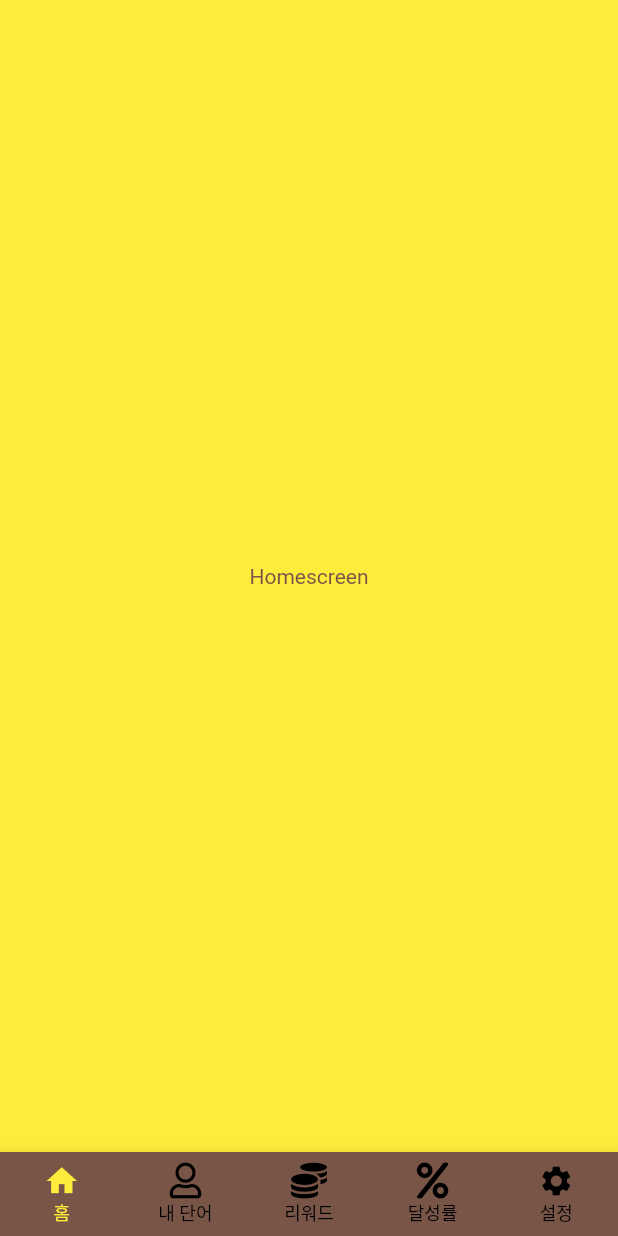
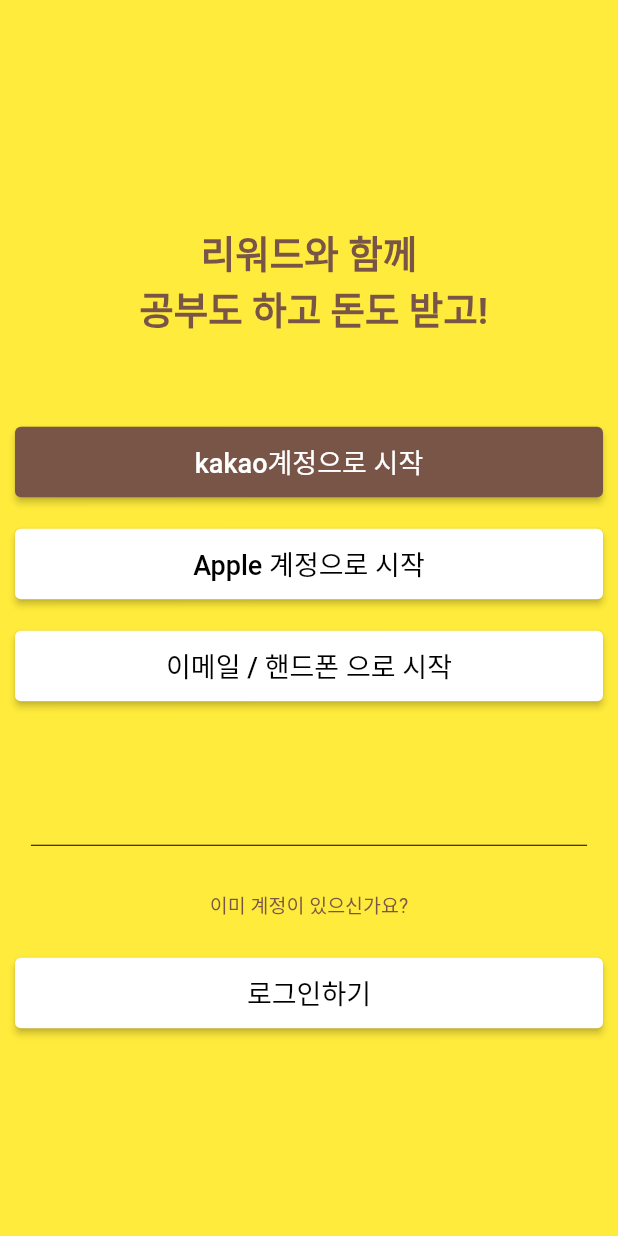
Before and after one commit to sac7160/reword-frontend, a Flutter app: the screen it shows after launch, on a phone screen of 412 x 824 dp. Run offline on Flutter 3.47's test engine with Material 2 defaults, Android fonts, the phone set to English and light mode, and no system bars; our stand-ins replace font_awesome_flutter.

Commit message:
feat: 로그인 화면 추가

```diff
--- a/lib/routes.dart
+++ b/lib/routes.dart
@@ -1,4 +1,6 @@
 import 'package:bearvoca/screens/mainScreens.dart';
+import 'package:bearvoca/screens/sign-in/siginInEmail.dart';
+import 'package:bearvoca/screens/sign-in/signIn.dart';
 import 'package:flutter/material.dart';
 import 'screens/splash/splashScreen.dart';
 import 'screens/home/homeScreen.dart';
@@ -6,4 +8,6 @@ import 'screens/home/homeScreen.dart';
 final Map<String, WidgetBuilder> route = {
   SplashScreen.routeName: (context) => SplashScreen(),
   MainScreens.routeName: (context) => MainScreens(),
+  SignInScreen.routeName: (context) => SignInScreen(),
+  SignInEmailScreen.routeName: (context) => SignInEmailScreen(),
 };
--- /dev/null
+++ b/lib/screens/sign-in/components/signInButton.dart
@@ -0,0 +1,28 @@
+import 'package:flutter/material.dart';
+
+class SignInButton extends StatelessWidget {
+  final String? text;
+  final GestureTapCallback? press;
+  final Color? color;
+  final Color? fontColor;
+
+  const SignInButton(
+      {Key? key, this.text, this.press, this.color, this.fontColor})
+      : super(key: key);
+  @override
+  Widget build(BuildContext context) {
+    return ElevatedButton(
+      style: ElevatedButton.styleFrom(
+        primary: color,
+        padding: EdgeInsets.all(10),
+      ),
+      onPressed: press,
+      child: Center(
+        child: Text(
+          text ?? "",
+          style: TextStyle(color: fontColor, fontSize: 18),
+        ),
+      ),
+    );
+  }
+}
--- /dev/null
+++ b/lib/screens/sign-in/signIn.dart
@@ -0,0 +1,99 @@
+import 'package:bearvoca/screens/sign-in/components/signInButton.dart';
+import 'package:bearvoca/screens/sign-in/siginInEmail.dart';
+import 'package:flutter/material.dart';
+
+class SignInScreen extends StatelessWidget {
+  static String routeName = "/SignInScreen";
+
+  @override
+  Widget build(BuildContext context) {
+    return Scaffold(
+      body: Center(
+        child: Column(
+          mainAxisAlignment: MainAxisAlignment.spaceAround,
+          children: [
+            SizedBox(
+              height: 100,
+            ),
+            Container(
+              height: 330,
+              width: MediaQuery.of(context).size.width,
+              child: Column(
+                mainAxisAlignment: MainAxisAlignment.end,
+                children: [
+                  Text(
+                    "리워드와 함께 \n 공부도 하고 돈도 받고!",
+                    textAlign: TextAlign.center,
+                    style: TextStyle(fontWeight: FontWeight.bold, fontSize: 25),
+                  ),
+                  SizedBox(
+                    height: 60,
+                  ),
+                  SizedBox(
+                    width: MediaQuery.of(context).size.width - 20,
+                    child: SignInButton(
+                      text: "kakao계정으로 시작",
+                      press: () {},
+                      color: Colors.brown,
+                    ),
+                  ),
+                  SizedBox(
+                    height: 20,
+                  ),
+                  SizedBox(
+                    width: MediaQuery.of(context).size.width - 20,
+                    child: SignInButton(
+                      text: "Apple 계정으로 시작",
+                      press: () {},
+                      color: Colors.white,
+                      fontColor: Colors.black,
+                    ),
+                  ),
+                  SizedBox(
+                    height: 20,
+                  ),
+                  SizedBox(
+                    width: MediaQuery.of(context).size.width - 20,
+                    child: SignInButton(
+                      text: "이메일 / 핸드폰 으로 시작",
+                      press: () {},
+                      color: Colors.white,
+                      fontColor: Colors.black,
+                    ),
+                  ),
+                ],
+              ),
+            ),
+            SizedBox(height: 40),
+            Container(
+              width: MediaQuery.of(context).size.width * 0.9,
+              child: Divider(
+                height: 10,
+                color: Colors.black,
+              ),
+            ),
+            Text(
+              "이미 계정이 있으신가요?",
+              textAlign: TextAlign.center,
+              style: TextStyle(fontSize: 13),
+            ),
+            SizedBox(
+              width: MediaQuery.of(context).size.width - 20,
+              child: SignInButton(
+                text: "로그인하기",
+                press: () {
+                  Navigator.pushNamed(context, SignInEmailScreen.routeName);
+                },
+                color: Colors.white,
+                fontColor: Colors.black,
+              ),
+            ),
+            SizedBox(
+              height: 100,
+            )
+          ],
+        ),
+      ),
+    );
+  }
+}
--- a/lib/screens/splash/splashScreen.dart
+++ b/lib/screens/splash/splashScreen.dart
@@ -1,5 +1,6 @@
 import 'package:bearvoca/screens/home/homeScreen.dart';
 import 'package:bearvoca/screens/mainScreens.dart';
+import 'package:bearvoca/screens/sign-in/signIn.dart';
 import 'package:flutter/material.dart';
 
 class SplashScreen extends StatelessWidget {
@@ -8,7 +9,7 @@ class SplashScreen extends StatelessWidget {
   @override
   Widget build(BuildContext context) {
     Future.delayed(Duration(seconds: 5), () {
-      Navigator.pushReplacementNamed(context, MainScreens.routeName);
+      Navigator.pushReplacementNamed(context, SignInScreen.routeName);
     });
 
     return Scaffold(
```
Also changed, not shown: lib/screens/sign-in/components/formError.dart (added, +24 -0 lines), lib/screens/sign-in/components/signInForm.dart (added, +118 -0 lines), lib/screens/sign-in/siginInEmail.dart (added, +14 -0 lines).
